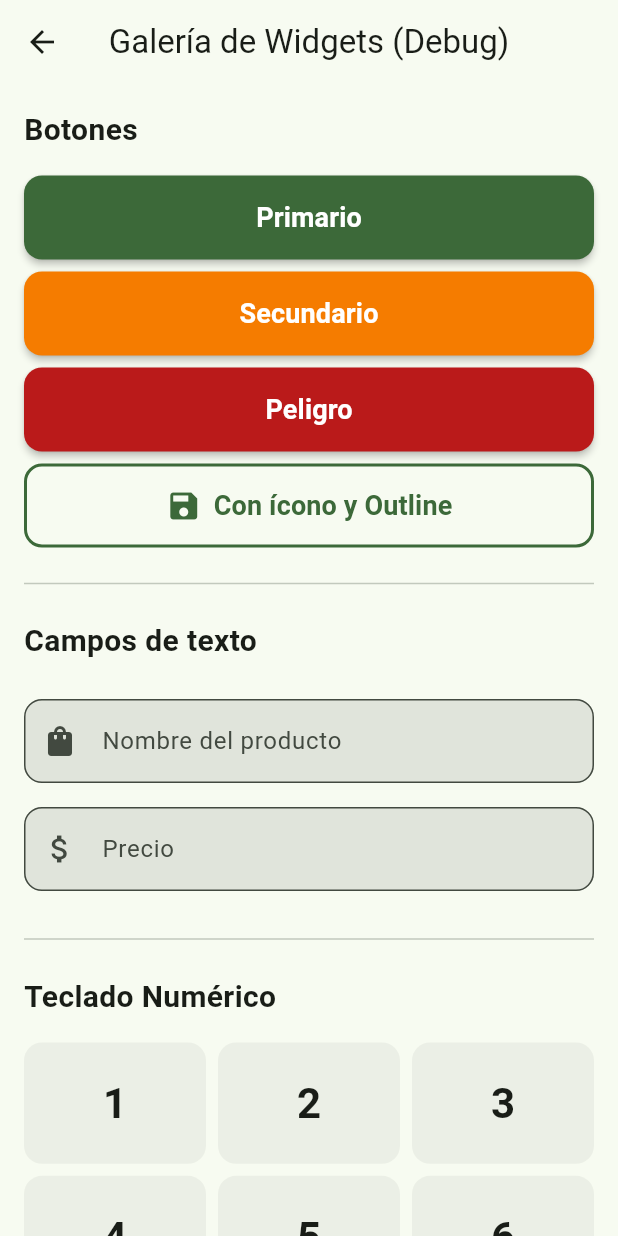
After one commit to MANUEL666GAMER/POSMOVIL, a Flutter app: the WidgetGalleryScreen screen opened directly, on a phone screen of 412 x 824 dp. The commit adds this screen. Run offline on Flutter 3.47's test engine with Material 3 defaults, Android fonts, the phone set to English and light mode, and no system bars; our stand-ins replace drift, flutter_riverpod, go_router; accounts and stored records are empty; generated files the repository leaves out were written again.

Commit message:
feat(widgets): AppButton, AppTextField, NumericKeypad y WidgetGalleryScreen base

```diff
--- a/lib/core/router/app_router.dart
+++ b/lib/core/router/app_router.dart
@@ -1,7 +1,7 @@
 import 'package:flutter/material.dart';
 import 'package:go_router/go_router.dart';
 // En los próximos pasos crearemos esta pantalla
-// import '../../shared/widgets/widget_gallery_screen.dart';
+import '../../shared/widgets/widget_gallery_screen.dart';
 
 final goRouter = GoRouter(
   initialLocation: '/',
--- /dev/null
+++ b/lib/shared/widgets/app_button.dart
@@ -0,0 +1,89 @@
+import 'package:flutter/material.dart';
+
+enum AppButtonVariant { primary, secondary, danger, outline }
+
+class AppButton extends StatelessWidget {
+  final String label;
+  final VoidCallback? onPressed;
+  final IconData? icon;
+  final AppButtonVariant variant;
+  final bool isLoading;
+  final bool expand;
+
+  const AppButton({
+    super.key,
+    required this.label,
+    this.onPressed,
+    this.icon,
+    this.variant = AppButtonVariant.primary,
+    this.isLoading = false,
+    this.expand = true,
+  });
+
+  @override
+  Widget build(BuildContext context) {
+    final theme = Theme.of(context);
+
+    Color getBackgroundColor() {
+      switch (variant) {
+        case AppButtonVariant.primary:
+          return theme.colorScheme.primary;
+        case AppButtonVariant.secondary:
+          return theme.colorScheme.secondary;
+        case AppButtonVariant.danger:
+          return theme.colorScheme.error;
+        case AppButtonVariant.outline:
+          return Colors.transparent;
+      }
+    }
+
+    Color getForegroundColor() {
+      if (variant == AppButtonVariant.outline) {
+        return theme.colorScheme.primary;
+      }
+      return theme.colorScheme.onPrimary;
+    }
+
+    Widget buttonContent = isLoading
+        ? SizedBox(
+            height: 24,
+            width: 24,
+            child: CircularProgressIndicator(
+              strokeWidth: 3,
+              color: getForegroundColor(),
+            ),
+          )
+        : Row(
+            mainAxisSize: expand ? MainAxisSize.max : MainAxisSize.min,
+            mainAxisAlignment: MainAxisAlignment.center,
+            children: [
+              if (icon != null) ...[
+                Icon(icon, size: 24),
+                const SizedBox(width: 8),
+              ],
+              Text(
+                label,
+                style: const TextStyle(fontSize: 18, fontWeight: FontWeight.bold),
+              ),
+            ],
+          );
+
+    final style = ElevatedButton.styleFrom(
+      backgroundColor: getBackgroundColor(),
+      foregroundColor: getForegroundColor(),
+      elevation: variant == AppButtonVariant.outline ? 0 : 2,
+      side: variant == AppButtonVariant.outline
+          ? BorderSide(color: theme.colorScheme.primary, width: 2)
+          : BorderSide.none,
+    );
+
+    return SizedBox(
+      width: expand ? double.infinity : null,
+      child: ElevatedButton(
+        onPressed: isLoading ? null : onPressed,
+        style: style,
+        child: buttonContent,
+      ),
+    );
+  }
+}
--- /dev/null
+++ b/lib/shared/widgets/app_text_field.dart
@@ -0,0 +1,40 @@
+import 'package:flutter/material.dart';
+
+class AppTextField extends StatelessWidget {
+  final String label;
+  final TextEditingController? controller;
+  final String? Function(String?)? validator;
+  final TextInputType keyboardType;
+  final IconData? prefixIcon;
+  final Widget? suffix;
+  final bool obscureText;
+
+  const AppTextField({
+    super.key,
+    required this.label,
+    this.controller,
+    this.validator,
+    this.keyboardType = TextInputType.text,
+    this.prefixIcon,
+    this.suffix,
+    this.obscureText = false,
+  });
+
+  @override
+  Widget build(BuildContext context) {
+    return Padding(
+      padding: const EdgeInsets.symmetric(vertical: 8.0),
+      child: TextFormField(
+        controller: controller,
+        validator: validator,
+        keyboardType: keyboardType,
+        obscureText: obscureText,
+        decoration: InputDecoration(
+          labelText: label,
+          prefixIcon: prefixIcon != null ? Icon(prefixIcon) : null,
+          suffixIcon: suffix,
+        ),
+      ),
+    );
+  }
+}
--- /dev/null
+++ b/lib/shared/widgets/numeric_keypad.dart
@@ -0,0 +1,70 @@
+import 'package:flutter/material.dart';
+
+class NumericKeypad extends StatelessWidget {
+  final Function(String) onNumberTapped;
+  final VoidCallback onBackspaceTapped;
+  final bool showDecimalPoint;
+
+  const NumericKeypad({
+    super.key,
+    required this.onNumberTapped,
+    required this.onBackspaceTapped,
+    this.showDecimalPoint = false,
+  });
+
+  @override
+  Widget build(BuildContext context) {
+    return GridView.count(
+      crossAxisCount: 3,
+      shrinkWrap: true,
+      physics: const NeverScrollableScrollPhysics(),
+      childAspectRatio: 1.5,
+      mainAxisSpacing: 8,
+      crossAxisSpacing: 8,
+      children: [
+        for (var i = 1; i <= 9; i++) _buildButton(context, i.toString()),
+        showDecimalPoint
+            ? _buildButton(context, '.')
+            : const SizedBox.shrink(),
+        _buildButton(context, '0'),
+        _buildBackspace(context),
+      ],
+    );
+  }
+
+  Widget _buildButton(BuildContext context, String text) {
+    return InkWell(
+      borderRadius: BorderRadius.circular(12),
+      onTap: () => onNumberTapped(text),
+      child: Container(
+        alignment: Alignment.center,
+        decoration: BoxDecoration(
+          color: Theme.of(context).colorScheme.surfaceContainerHighest.withOpacity(0.5),
+          borderRadius: BorderRadius.circular(12),
+        ),
+        child: Text(
+          text,
+          style: const TextStyle(fontSize: 28, fontWeight: FontWeight.w600),
+        ),
+      ),
+    );
+  }
+
+  Widget _buildBackspace(BuildContext context) {
+    return InkWell(
+      borderRadius: BorderRadius.circular(12),
+      onTap: onBackspaceTapped,
+      child: Container(
+        alignment: Alignment.center,
+        decoration: BoxDecoration(
+          color: Theme.of(context).colorScheme.errorContainer.withOpacity(0.5),
+          borderRadius: BorderRadius.circular(12),
+        ),
+        child: Icon(Icons.backspace_outlined,
+          color: Theme.of(context).colorScheme.error,
+          size: 28
+        ),
+      ),
+    );
+  }
+}
--- /dev/null
+++ b/lib/shared/widgets/widget_gallery_screen.dart
@@ -0,0 +1,49 @@
+import 'package:flutter/material.dart';
+import 'app_button.dart';
+import 'app_text_field.dart';
+import 'numeric_keypad.dart';
+
+class WidgetGalleryScreen extends StatelessWidget {
+  const WidgetGalleryScreen({super.key});
+
+  @override
+  Widget build(BuildContext context) {
+    return Scaffold(
+      appBar: AppBar(title: const Text('Galería de Widgets (Debug)')),
+      body: ListView(
+        padding: const EdgeInsets.all(16),
+        children: [
+          const Text('Botones', style: TextStyle(fontSize: 20, fontWeight: FontWeight.bold)),
+          const SizedBox(height: 16),
+          AppButton(label: 'Primario', onPressed: () {}),
+          const SizedBox(height: 8),
+          AppButton(label: 'Secundario', variant: AppButtonVariant.secondary, onPressed: () {}),
+          const SizedBox(height: 8),
+          AppButton(label: 'Peligro', variant: AppButtonVariant.danger, onPressed: () {}),
+          const SizedBox(height: 8),
+          AppButton(label: 'Con ícono y Outline', icon: Icons.save, variant: AppButtonVariant.outline, onPressed: () {}),
+
+          const Divider(height: 48),
+
+          const Text('Campos de texto', style: TextStyle(fontSize: 20, fontWeight: FontWeight.bold)),
+          const SizedBox(height: 16),
+          const AppTextField(label: 'Nombre del producto', prefixIcon: Icons.shopping_bag),
+          const AppTextField(label: 'Precio', prefixIcon: Icons.attach_money, keyboardType: TextInputType.number),
+
+          const Divider(height: 48),
+
+          const Text('Teclado Numérico', style: TextStyle(fontSize: 20, fontWeight: FontWeight.bold)),
+          const SizedBox(height: 16),
+          NumericKeypad(
+            onNumberTapped: (val) {
+              ScaffoldMessenger.of(context).showSnackBar(SnackBar(content: Text('Presionado: $val'), duration: const Duration(milliseconds: 500)));
+            },
+            onBackspaceTapped: () {
+              ScaffoldMessenger.of(context).showSnackBar(const SnackBar(content: Text('Borrar'), duration: Duration(milliseconds: 500)));
+            },
+          ),
+        ],
+      ),
+    );
+  }
+}
```
